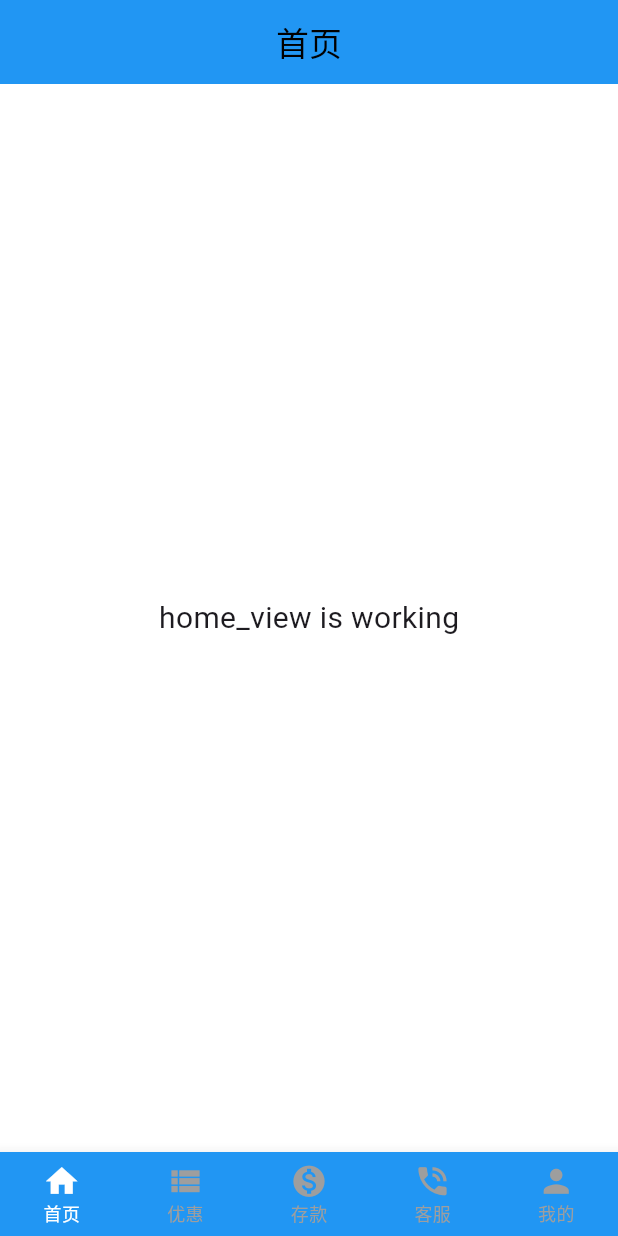
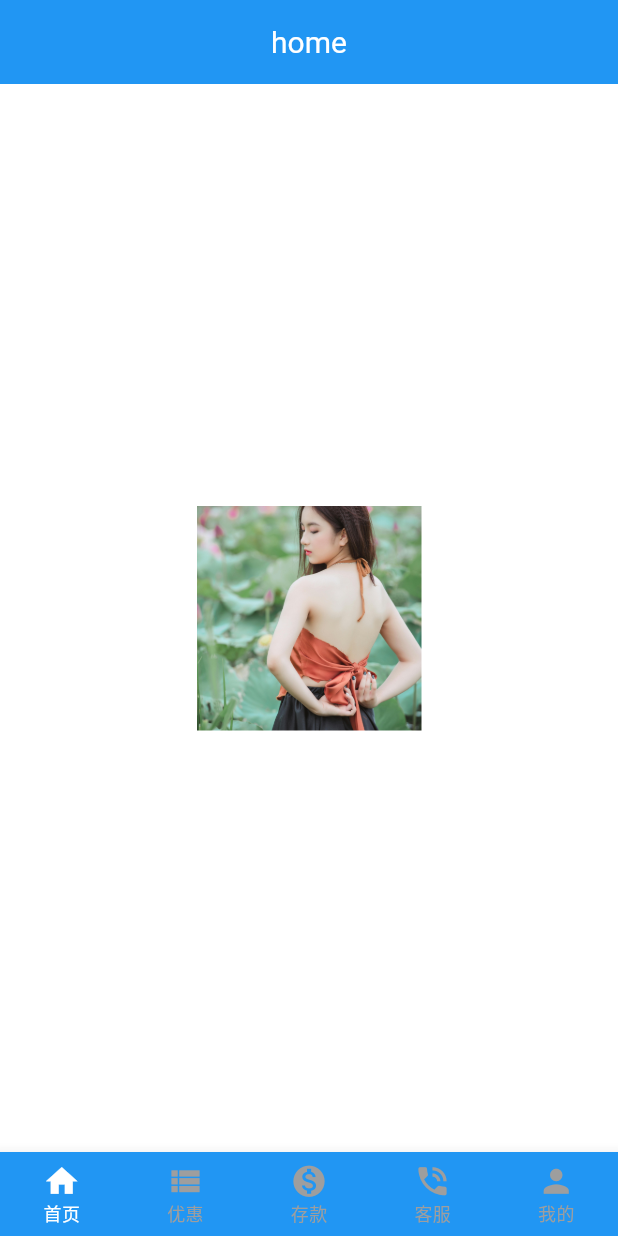
Before and after one commit to wp20248899/sass_h5_1, a Flutter app: the screen it shows after launch, on a phone screen of 412 x 824 dp. Run offline on Flutter 3.47's test engine with Material 3 defaults, Android fonts, the phone set to English and light mode, and no system bars; our stand-ins replace cached_network_image, flutter_screenutil, get.

Commit message:
本地图片封装

```diff
--- /dev/null
+++ b/lib/app/components/cdImage/cdImage.dart
@@ -0,0 +1,83 @@
+import 'package:flutter/material.dart';
+import 'package:cached_network_image/cached_network_image.dart';
+import 'package:sass_h5_1/app/utils/com_utils.dart' show LoadPathUtils;
+
+class CdImage extends StatelessWidget {
+  // 图片路径或 URL
+  final String? src;
+
+  // 是否为本地图片
+  final bool isLocal;
+
+  // 占位符图片
+  final Widget placeholder;
+
+  // 错误图片
+  final Widget errorWidget;
+
+  // 宽度和高度
+  final double? width;
+  final double? height;
+
+  // 圆角半径
+  final double borderRadius;
+
+  // 边框宽度和颜色
+  final double borderWidth;
+  final Color borderColor;
+
+  // 图片平铺方式
+  final BoxFit? fit;
+
+  const CdImage({
+    super.key,
+    required this.src,
+    this.isLocal = true,
+    this.placeholder = const CircularProgressIndicator(),
+    this.errorWidget = const Icon(Icons.error, color: Colors.red),
+    this.width,
+    this.height,
+    this.borderRadius = 0,
+    this.borderWidth = 0,
+    this.borderColor = Colors.transparent,
+    this.fit,
+  });
+
+  @override
+  Widget build(BuildContext context) {
+    return ClipRRect(
+      borderRadius: BorderRadius.circular(borderRadius),
+      child: Container(
+        width: width,
+        height: height,
+        decoration: BoxDecoration(
+          border:
+              borderWidth > 0
+                  ? Border.all(color: borderColor, width: borderWidth)
+                  : null,
+        ),
+        child: _buildImage(),
+      ),
+    );
+  }
+
+  // 构建图片内容
+  Widget _buildImage() {
+    if (isLocal) {
+      // 加载本地图片
+      return Image.asset(
+        LoadPathUtils.pubPath(src!),
+        fit: fit ?? BoxFit.cover,
+        errorBuilder: (context, error, stackTrace) => errorWidget,
+      );
+    } else {
+      // 加载远程图片
+      return CachedNetworkImage(
+        imageUrl: src ?? '',
+        fit: fit ?? BoxFit.cover,
+        placeholder: (context, url) => placeholder,
+        errorWidget: (context, url, error) => errorWidget,
+      );
+    }
+  }
+}
--- a/lib/app/modules/home/views/home_view.dart
+++ b/lib/app/modules/home/views/home_view.dart
@@ -1,5 +1,6 @@
 import 'package:flutter/material.dart';
 import 'package:get/get.dart';
+import 'package:sass_h5_1/app/components/cdImage/cdImage.dart';
 import '../controllers/home_controller.dart';
 
 class HomeView extends GetView<HomeController> {
@@ -8,10 +9,14 @@ class HomeView extends GetView<HomeController> {
   @override
   Widget build(BuildContext context) {
     return Scaffold(
-      appBar: AppBar(title: const Text('首页'), centerTitle: true),
-      body: const Center(
-        child: Text('home_view is working', style: TextStyle(fontSize: 20)),
+      appBar: AppBar(
+        title: const Text(
+          'home',
+          style: TextStyle(color: Colors.white, fontSize: 20),
+        ),
+        centerTitle: true,
       ),
+      body: Center(child: CdImage(src: '1.jpg', width: 150, height: 150)),
     );
   }
 }
--- /dev/null
+++ b/lib/app/utils/com_utils.dart
@@ -0,0 +1,12 @@
+// TODO: 加载本地公共目录下的图片和不同模版主题下的图片
+class LoadPathUtils {
+  // 1、加载公共图片public目录下
+  static String pubPath(String name) {
+    return 'assets/images/public/$name';
+  }
+
+  // 2、加载不同模版主题下的图片路径
+  static String themePath(String theme, String name) {
+    return 'assets/images/$theme/$name';
+  }
+}
```
Also changed, not shown: pubspec.yaml (+12 -0 lines), assets/images/public/1.jpg (added), assets/images/public/bottom_customer.webp (added), assets/images/public/bottom_customer_sl.webp (added), assets/images/public/bottom_deposit.webp (added), assets/images/public/bottom_deposit_sl.webp (added), assets/images/public/bottom_discount.webp (added), assets/images/public/bottom_discount_sl.webp (added), assets/images/public/bottom_home.webp (added), assets/images/public/bottom_home_sl.webp (added), assets/images/public/bottom_my.webp (added), assets/images/public/bottom_my_sl.webp (added), pubspec.lock, 29 other files.
